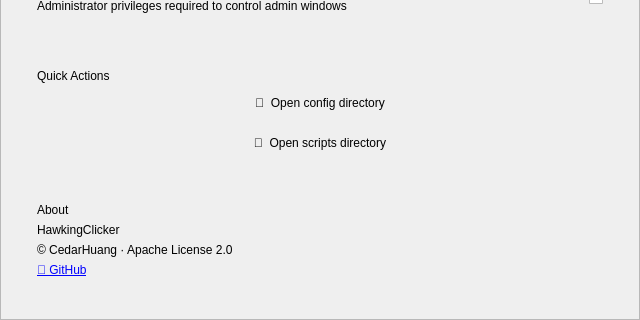
First picture: the form in src/ui/settings_page.ui, repository CedarHuang/HawkingClicker, before the edit; both pictures show x 0 to 640 and y 200 to 520 of the 640 by 520 pixel window.
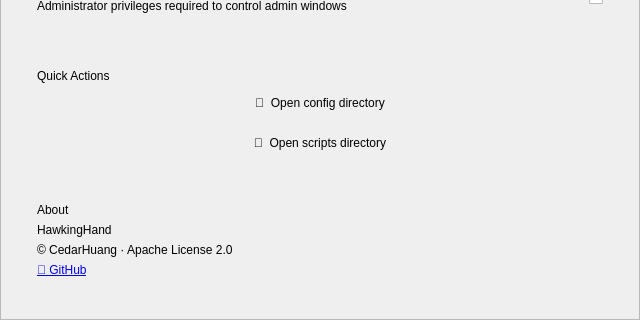
Second picture: the form after the edit.

Commit message: 项目重命名为HawkingHand

```diff
--- a/src/ui/settings_page.ui
+++ b/src/ui/settings_page.ui
@@ -421,7 +421,7 @@
           <item>
            <widget class="QLabel" name="aboutAppName">
             <property name="text">
-             <string notr="true">HawkingClicker</string>
+             <string notr="true">HawkingHand</string>
             </property>
            </widget>
           </item>
```
Left out of the diff: 2 changed lines with no effect on the pictures. The commit also changes 15 other files.
